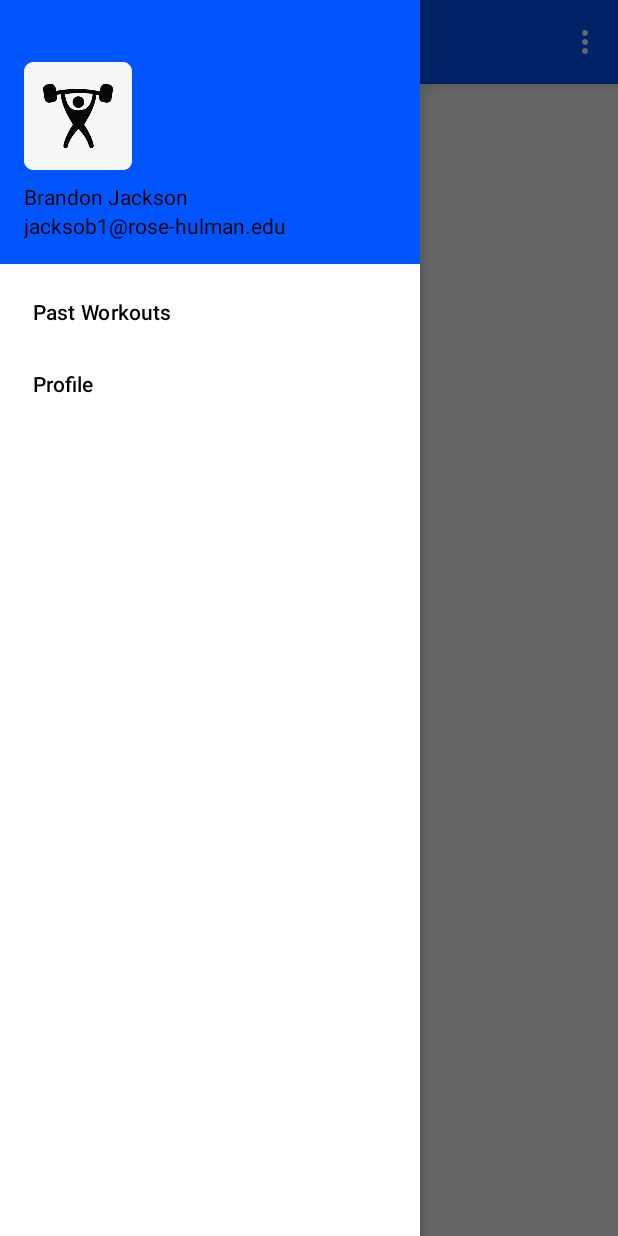
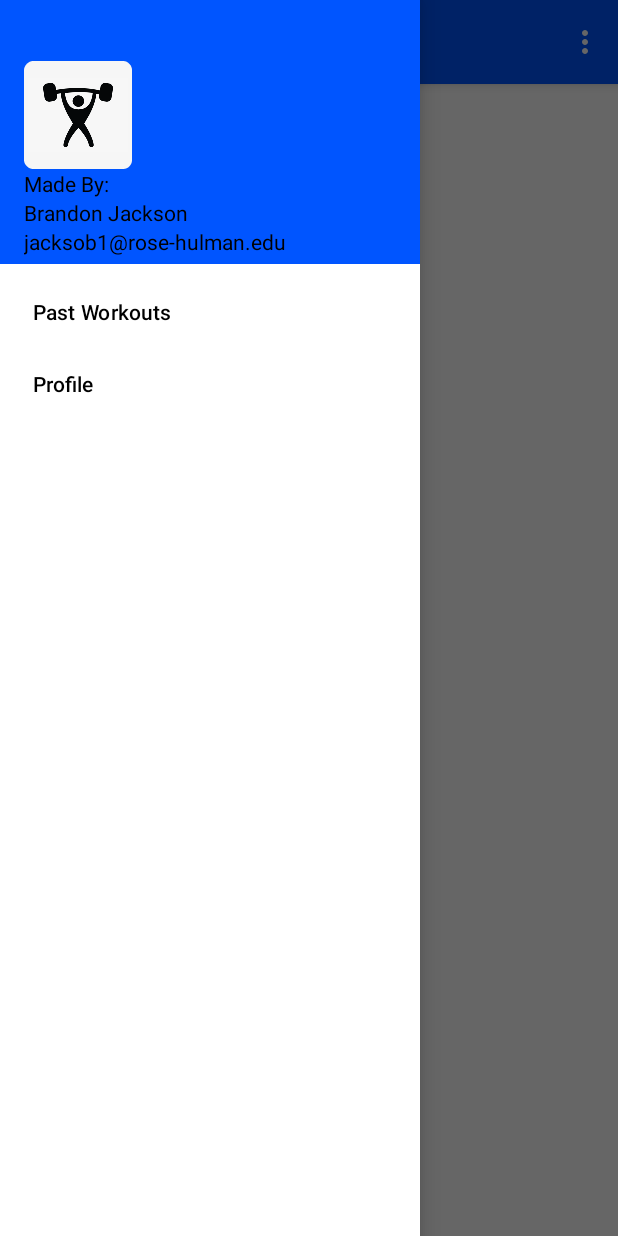
Before and after one commit to jacksob1/WorkoutTracker, an Android app: the screen it shows after launch (MainActivity), with the side drawer open, on a phone screen of 412 x 824 dp. Run offline under Robolectric (Android 15) with nearby library versions, the phone set to English and light mode, and no system bars; our stand-ins replace Firebase (no records; nobody signed in at launch, a user with empty details on screens opened directly), navigation-ui; libraries missing offline, so code that uses them is left out: com.firebase.ui; 3 statements that could not run were skipped.

Commit message:
changing nav header text

```diff
--- a/WorkoutTracker/app/src/main/res/layout/nav_header_main.xml
+++ b/WorkoutTracker/app/src/main/res/layout/nav_header_main.xml
@@ -9,7 +9,7 @@
     android:paddingLeft="@dimen/activity_horizontal_margin"
     android:paddingTop="@dimen/activity_vertical_margin"
     android:paddingRight="@dimen/activity_horizontal_margin"
-    android:paddingBottom="@dimen/activity_vertical_margin"
+    android:paddingBottom="5dp"
     android:theme="@style/ThemeOverlay.AppCompat.Dark">
 
     <ImageView
@@ -23,7 +23,12 @@
     <TextView
         android:layout_width="match_parent"
         android:layout_height="wrap_content"
-        android:paddingTop="@dimen/nav_header_vertical_spacing"
+        android:text="@string/made_by"
+        android:textAppearance="@style/TextAppearance.AppCompat.Body1" />
+
+    <TextView
+        android:layout_width="match_parent"
+        android:layout_height="wrap_content"
         android:text="@string/dev_name"
         android:textAppearance="@style/TextAppearance.AppCompat.Body1" />
 
--- a/WorkoutTracker/app/src/main/res/values/strings.xml
+++ b/WorkoutTracker/app/src/main/res/values/strings.xml
@@ -120,4 +120,5 @@
     <string name="email_message">Email Message</string>
     <string name="send">Send</string>
     <string name="attachment">attachment</string>
+    <string name="made_by">Made By:</string>
 </resources>
```
